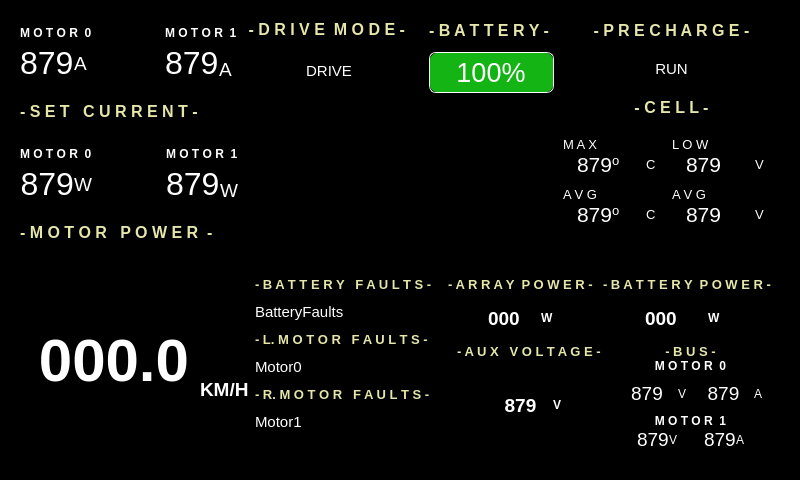
Old version of the form src/ViewLayer/RaceModeDisplay/RaceModeDashboardUI.ui in the repository UCSolarCarTeam/Epsilon-Dashboard.
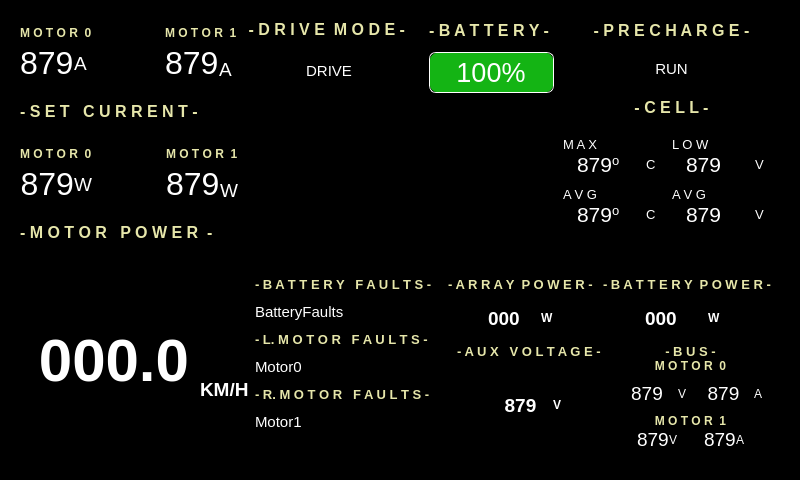
New version of the form. Icons and pictures are not drawn.

Commit message: makes the labels yellowish, aligns cell low voltage, puts low voltage label above data on display dashboard, unbolds max cell temp label

```diff
--- a/src/ViewLayer/RaceModeDisplay/RaceModeDashboardUI.ui
+++ b/src/ViewLayer/RaceModeDisplay/RaceModeDashboardUI.ui
@@ -562,7 +562,7 @@
                     </font>
                    </property>
                    <property name="styleSheet">
-                    <string notr="true">color: white;</string>
+                    <string notr="true">color: rgb(230, 230, 170);</string>
                    </property>
                    <property name="text">
                     <string>M O T O R  0</string>
@@ -641,7 +641,7 @@
                     </font>
                    </property>
                    <property name="styleSheet">
-                    <string notr="true">color: white;</string>
+                    <string notr="true">color: rgb(230, 230, 170);</string>
                    </property>
                    <property name="text">
                     <string>M O T O R  1</string>
@@ -762,7 +762,7 @@
                     </font>
                    </property>
                    <property name="styleSheet">
-                    <string notr="true">color: white;</string>
+                    <string notr="true">color: rgb(230, 230, 170);</string>
                    </property>
                    <property name="text">
                     <string>M O T O R  0</string>
@@ -824,7 +824,7 @@
                     </font>
                    </property>
                    <property name="styleSheet">
-                    <string notr="true">color: white;</string>
+                    <string notr="true">color: rgb(230, 230, 170);</string>
                    </property>
                    <property name="text">
                     <string>M O T O R  1</string>
@@ -3158,7 +3158,7 @@
                        </font>
                       </property>
                       <property name="styleSheet">
-                       <string notr="true">color: white;</string>
+                       <string notr="true">color: rgb(230, 230, 170);</string>
                       </property>
                       <property name="text">
                        <string>M O T O R  0</string>
@@ -3504,6 +3504,9 @@
                         <bold>true</bold>
                        </font>
                       </property>
+                      <property name="styleSheet">
+                       <string notr="true">color: rgb(230, 230, 170);</string>
+                      </property>
                       <property name="text">
                        <string>M O T O R  1</string>
                       </property>
```
The commit also changes 1 other file.
